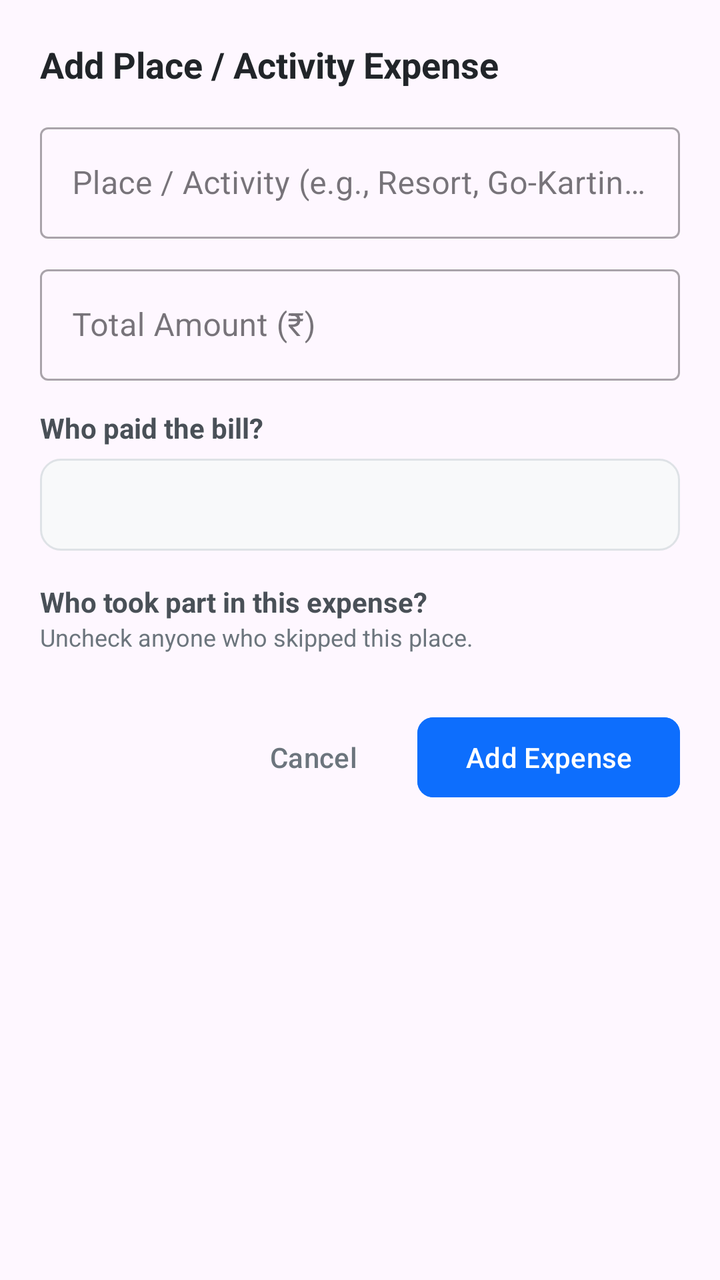
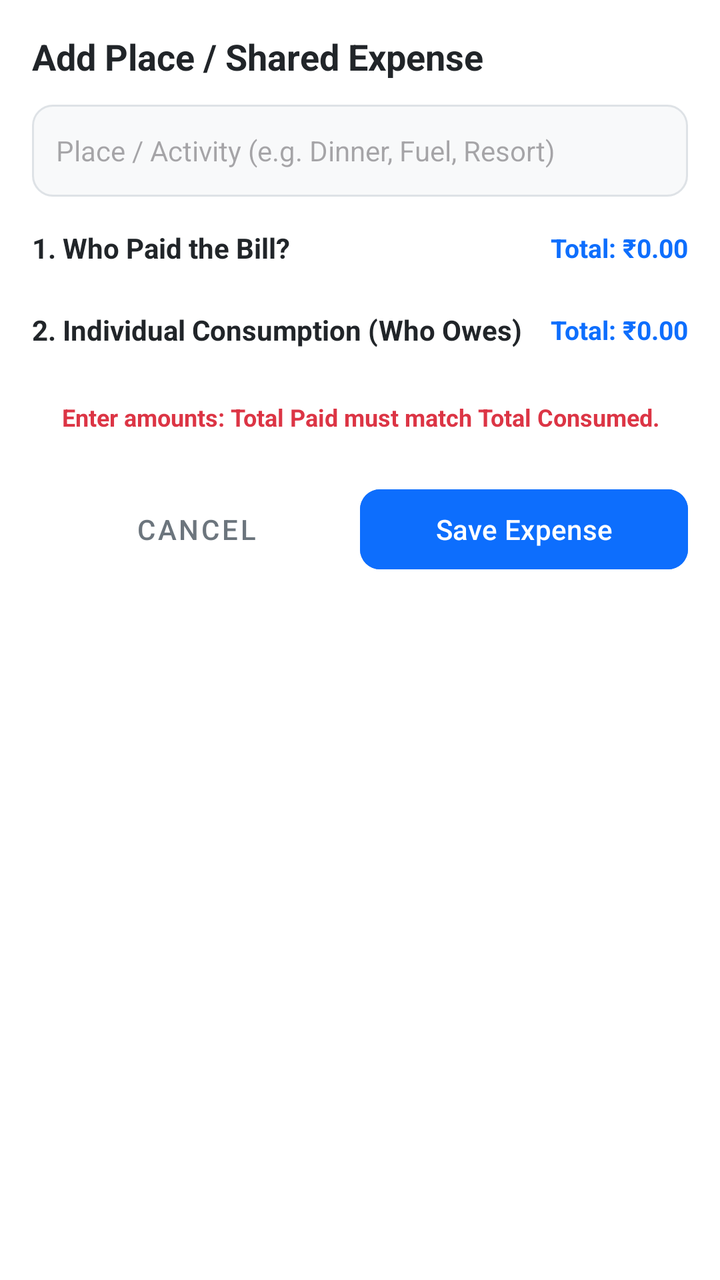

Compare the two renders of this Android layout. The source of the first and the diff that turns it into the second are given below.
<!-- AndroidManifest.xml: application theme Theme.TripExpenseSplitter -->
<!-- res/layout/dialog_add_unequal_item.xml -->
<?xml version="1.0" encoding="utf-8"?>
<ScrollView xmlns:android="http://schemas.android.com/apk/res/android"
    xmlns:app="http://schemas.android.com/apk/res-auto"
    android:layout_width="match_parent"
    android:layout_height="wrap_content">

    <LinearLayout
        android:layout_width="match_parent"
        android:layout_height="wrap_content"
        android:orientation="vertical"
        android:padding="20dp">

        <TextView
            android:layout_width="wrap_content"
            android:layout_height="wrap_content"
            android:text="Add Place / Activity Expense"
            android:textColor="#212529"
            android:textSize="18sp"
            android:textStyle="bold" />

        
        <com.google.android.material.textfield.TextInputLayout
            style="@style/Widget.MaterialComponents.TextInputLayout.OutlinedBox"
            android:layout_width="match_parent"
            android:layout_height="wrap_content"
            android:layout_marginTop="14dp"
            android:hint="Place / Activity (e.g., Resort, Go-Karting)">

            <com.google.android.material.textfield.TextInputEditText
                android:id="@+id/etItemTitle"
                android:layout_width="match_parent"
                android:layout_height="wrap_content"
                android:inputType="textCapWords"
                android:maxLines="1"
                android:textColor="#212529" />
        </com.google.android.material.textfield.TextInputLayout>

        
        <com.google.android.material.textfield.TextInputLayout
            style="@style/Widget.MaterialComponents.TextInputLayout.OutlinedBox"
            android:layout_width="match_parent"
            android:layout_height="wrap_content"
            android:layout_marginTop="10dp"
            android:hint="Total Amount (₹)">

            <com.google.android.material.textfield.TextInputEditText
                android:id="@+id/etItemAmount"
                android:layout_width="match_parent"
                android:layout_height="wrap_content"
                android:digits="0123456789.+- "
                android:inputType="textVisiblePassword"
                android:maxLines="1"
                android:textColor="#212529" />
        </com.google.android.material.textfield.TextInputLayout>

        
        <TextView
            android:layout_width="wrap_content"
            android:layout_height="wrap_content"
            android:layout_marginTop="14dp"
            android:text="Who paid the bill?"
            android:textColor="#495057"
            android:textSize="14sp"
            android:textStyle="bold" />

        <Spinner
            android:id="@+id/spPaidBy"
            android:layout_width="match_parent"
            android:layout_height="46dp"
            android:layout_marginTop="6dp"
            android:background="@drawable/bg_input" />

        
        <TextView
            android:layout_width="wrap_content"
            android:layout_height="wrap_content"
            android:layout_marginTop="16dp"
            android:text="Who took part in this expense?"
            android:textColor="#495057"
            android:textSize="14sp"
            android:textStyle="bold" />

        <TextView
            android:layout_width="wrap_content"
            android:layout_height="wrap_content"
            android:text="Uncheck anyone who skipped this place."
            android:textColor="#6C757D"
            android:textSize="12sp" />

        <LinearLayout
            android:id="@+id/layoutParticipantCheckboxes"
            android:layout_width="match_parent"
            android:layout_height="wrap_content"
            android:layout_marginTop="8dp"
            android:orientation="vertical" />

        
        <LinearLayout
            android:layout_width="match_parent"
            android:layout_height="wrap_content"
            android:layout_marginTop="20dp"
            android:gravity="end"
            android:orientation="horizontal">

            <Button
                android:id="@+id/btnCancelItem"
                style="@style/Widget.Material3.Button.TextButton"
                android:layout_width="wrap_content"
                android:layout_height="wrap_content"
                android:text="Cancel"
                android:textColor="#6C757D" />

            <Button
                android:id="@+id/btnAddItem"
                android:layout_width="wrap_content"
                android:layout_height="wrap_content"
                android:layout_marginStart="8dp"
                android:backgroundTint="#0D6EFD"
                android:text="Add Expense"
                android:textColor="#FFFFFF"
                app:cornerRadius="8dp" />
        </LinearLayout>

    </LinearLayout>
</ScrollView>
<!-- resources referenced by this layout -->
<resources>
  <!-- drawable bg_input (drawable) -->
  <?xml version="1.0" encoding="utf-8"?>
  <shape xmlns:android="http://schemas.android.com/apk/res/android"
      android:shape="rectangle">
      <solid android:color="#F8F9FA" />
      <corners android:radius="10dp" />
      <stroke
          android:width="1dp"
          android:color="#DEE2E6" />
  </shape>
  <style name="Theme.TripExpenseSplitter" parent="Base.Theme.TripExpenseSplitter" />
  <style name="Base.Theme.TripExpenseSplitter" parent="Theme.Material3.Light.NoActionBar">
          
          
      </style>
</resources>

<!-- the commit's change to res/layout/dialog_add_unequal_item.xml (unified diff, before → after) -->
@@ -2,124 +2,144 @@
 <ScrollView xmlns:android="http://schemas.android.com/apk/res/android"
     xmlns:app="http://schemas.android.com/apk/res-auto"
     android:layout_width="match_parent"
-    android:layout_height="wrap_content">
+    android:layout_height="wrap_content"
+    android:padding="16dp"
+    android:background="@android:color/white">
 
     <LinearLayout
         android:layout_width="match_parent"
         android:layout_height="wrap_content"
-        android:orientation="vertical"
-        android:padding="20dp">
+        android:orientation="vertical">
 
         <TextView
             android:layout_width="wrap_content"
             android:layout_height="wrap_content"
-            android:text="Add Place / Activity Expense"
-            android:textColor="#212529"
+            android:text="Add Place / Shared Expense"
+            android:textColor="@color/text_primary"
             android:textSize="18sp"
-            android:textStyle="bold" />
+            android:textStyle="bold"
+            android:layout_marginBottom="12dp" />
 
         
-        <com.google.android.material.textfield.TextInputLayout
-            style="@style/Widget.MaterialComponents.TextInputLayout.OutlinedBox"
-            android:layout_width="match_parent"
-            android:layout_height="wrap_content"
-            android:layout_marginTop="14dp"
-            android:hint="Place / Activity (e.g., Resort, Go-Karting)">
-
-            <com.google.android.material.textfield.TextInputEditText
-                android:id="@+id/etItemTitle"
-                android:layout_width="match_parent"
-                android:layout_height="wrap_content"
-                android:inputType="textCapWords"
-                android:maxLines="1"
-                android:textColor="#212529" />
-        </com.google.android.material.textfield.TextInputLayout>
-
-        
-        <com.google.android.material.textfield.TextInputLayout
-            style="@style/Widget.MaterialComponents.TextInputLayout.OutlinedBox"
-            android:layout_width="match_parent"
-            android:layout_height="wrap_content"
-            android:layout_marginTop="10dp"
-            android:hint="Total Amount (₹)">
-
-            <com.google.android.material.textfield.TextInputEditText
-                android:id="@+id/etItemAmount"
-                android:layout_width="match_parent"
-                android:layout_height="wrap_content"
-                android:digits="0123456789.+- "
-                android:inputType="textVisiblePassword"
-                android:maxLines="1"
-                android:textColor="#212529" />
-        </com.google.android.material.textfield.TextInputLayout>
-
-        
-        <TextView
-            android:layout_width="wrap_content"
-            android:layout_height="wrap_content"
-            android:layout_marginTop="14dp"
-            android:text="Who paid the bill?"
-            android:textColor="#495057"
-            android:textSize="14sp"
-            android:textStyle="bold" />
-
-        <Spinner
-            android:id="@+id/spPaidBy"
+        <EditText
+            android:id="@+id/etItemTitle"
             android:layout_width="match_parent"
             android:layout_height="46dp"
-            android:layout_marginTop="6dp"
-            android:background="@drawable/bg_input" />
-
-        
-        <TextView
-            android:layout_width="wrap_content"
-            android:layout_height="wrap_content"
-            android:layout_marginTop="16dp"
-            android:text="Who took part in this expense?"
-            android:textColor="#495057"
+            android:background="@drawable/bg_input"
+            android:hint="Place / Activity (e.g. Dinner, Fuel, Resort)"
+            android:inputType="textCapWords"
+            android:paddingHorizontal="12dp"
+            android:textColor="@color/text_primary"
             android:textSize="14sp"
-            android:textStyle="bold" />
-
-        <TextView
-            android:layout_width="wrap_content"
-            android:layout_height="wrap_content"
-            android:text="Uncheck anyone who skipped this place."
-            android:textColor="#6C757D"
-            android:textSize="12sp" />
-
-        <LinearLayout
-            android:id="@+id/layoutParticipantCheckboxes"
-            android:layout_width="match_parent"
-            android:layout_height="wrap_content"
-            android:layout_marginTop="8dp"
-            android:orientation="vertical" />
+            android:layout_marginBottom="16dp" />
 
         
         <LinearLayout
             android:layout_width="match_parent"
             android:layout_height="wrap_content"
-            android:layout_marginTop="20dp"
-            android:gravity="end"
+            android:orientation="horizontal"
+            android:gravity="center_vertical"
+            android:layout_marginBottom="6dp">
+
+            <TextView
+                android:layout_width="0dp"
+                android:layout_height="wrap_content"
+                android:layout_weight="1"
+                android:text="1. Who Paid the Bill?"
+                android:textColor="@color/text_primary"
+                android:textStyle="bold"
+                android:textSize="14sp" />
+
+            <TextView
+                android:id="@+id/tvTotalPaidBadge"
+                android:layout_width="wrap_content"
+                android:layout_height="wrap_content"
+                android:text="Total: ₹0.00"
+                android:textColor="@color/primary_blue"
+                android:textStyle="bold"
+                android:textSize="13sp" />
+        </LinearLayout>
+
+        
+        <LinearLayout
+            android:id="@+id/layoutPayerContainer"
+            android:layout_width="match_parent"
+            android:layout_height="wrap_content"
+            android:orientation="vertical"
+            android:layout_marginBottom="16dp" />
+
+        
+        <LinearLayout
+            android:layout_width="match_parent"
+            android:layout_height="wrap_content"
+            android:orientation="horizontal"
+            android:gravity="center_vertical"
+            android:layout_marginBottom="6dp">
+
+            <TextView
+                android:layout_width="0dp"
+                android:layout_height="wrap_content"
+                android:layout_weight="1"
+                android:text="2. Individual Consumption (Who Owes)"
+                android:textColor="@color/text_primary"
+                android:textStyle="bold"
+                android:textSize="14sp" />
+
+            <TextView
+                android:id="@+id/tvTotalConsumedBadge"
+                android:layout_width="wrap_content"
+                android:layout_height="wrap_content"
+                android:text="Total: ₹0.00"
+                android:textColor="@color/primary_blue"
+                android:textStyle="bold"
+                android:textSize="13sp" />
+        </LinearLayout>
+
+        
+        <LinearLayout
+            android:id="@+id/layoutConsumerContainer"
+            android:layout_width="match_parent"
+            android:layout_height="wrap_content"
+            android:orientation="vertical"
+            android:layout_marginBottom="12dp" />
+
+        
+        <TextView
+            android:id="@+id/tvValidationDifference"
+            android:layout_width="match_parent"
+            android:layout_height="wrap_content"
+            android:gravity="center"
+            android:padding="8dp"
+            android:text="Enter amounts: Total Paid must match Total Consumed."
+            android:textColor="#DC3545"
+            android:textSize="12sp"
+            android:textStyle="bold"
+            android:layout_marginBottom="16dp" />
+
+        
+        <LinearLayout
+            android:layout_width="match_parent"
+            android:layout_height="wrap_content"
             android:orientation="horizontal">
 
             <Button
                 android:id="@+id/btnCancelItem"
-                style="@style/Widget.Material3.Button.TextButton"
-                android:layout_width="wrap_content"
-                android:layout_height="wrap_content"
+                style="@style/Widget.MaterialComponents.Button.TextButton"
+                android:layout_width="0dp"
+                android:layout_height="48dp"
+                android:layout_weight="1"
                 android:text="Cancel"
-                android:textColor="#6C757D" />
+                android:textColor="@color/text_secondary" />
 
             <Button
                 android:id="@+id/btnAddItem"
-                android:layout_width="wrap_content"
-                android:layout_height="wrap_content"
-                android:layout_marginStart="8dp"
-                android:backgroundTint="#0D6EFD"
-                android:text="Add Expense"
+                android:layout_width="0dp"
+                android:layout_height="48dp"
+                android:layout_weight="1"
+                android:backgroundTint="@color/primary_blue"
+                android:text="Save Expense"
                 android:textColor="#FFFFFF"
-                app:cornerRadius="8dp" />
+                app:cornerRadius="10dp" />
         </LinearLayout>
-
     </LinearLayout>
 </ScrollView>
<!-- resource entries referenced after the edit -->
@@ -1,5 +1,8 @@
 <!-- resources referenced by this layout -->
 <resources>
+  <color name="primary_blue">#0D6EFD</color>
+  <color name="text_primary">#212529</color>
+  <color name="text_secondary">#6C757D</color>
   <!-- drawable bg_input (drawable) -->
   <?xml version="1.0" encoding="utf-8"?>
   <shape xmlns:android="http://schemas.android.com/apk/res/android"
